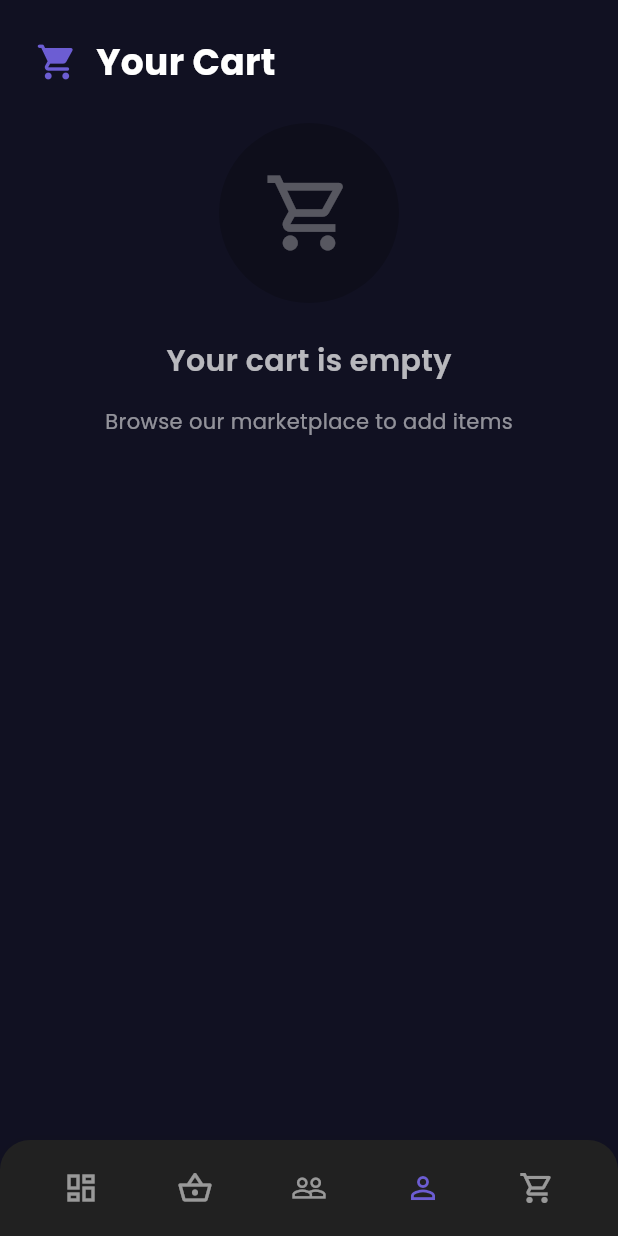
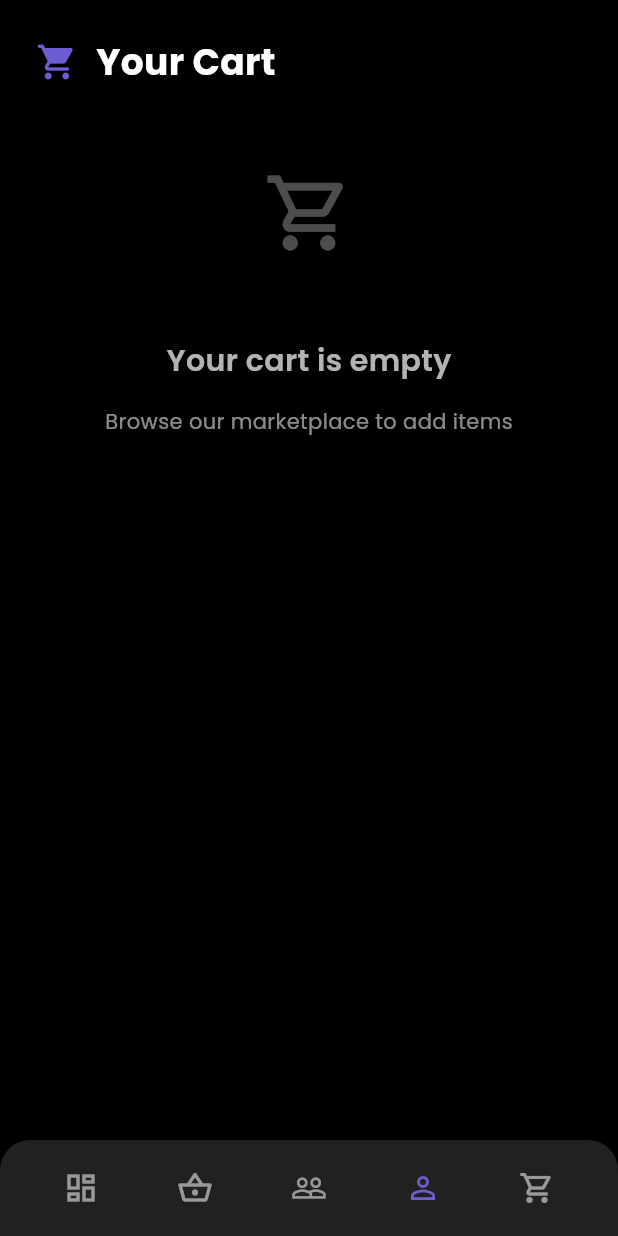
Before and after one commit to Im-bad-at-coding-bruhh/BlinkConnect-Agr, a Flutter app: the CartScreen screen opened directly with empty values, on a phone screen of 412 x 824 dp. Run offline on Flutter 3.47's test engine with Material 3 defaults, Android fonts, the phone set to English and light mode, and no system bars; our stand-ins replace device_preview, font_awesome_flutter, google_fonts, image_picker, shared_preferences; accounts and stored records are empty.

Commit message:
first commit

```diff
--- a/lib/Pages/cart_screen.dart
+++ b/lib/Pages/cart_screen.dart
@@ -101,6 +101,12 @@ class _CartScreenState extends State<CartScreen> {
           ),
         );
         break;
+      case 4: // Cart
+        // Stay on cart screen
+        setState(() {
+          _selectedIndex = 4;
+        });
+        break;
     }
     setState(() {
       _selectedIndex = index;
@@ -111,62 +117,21 @@ class _CartScreenState extends State<CartScreen> {
   Widget build(BuildContext context) {
     final themeProvider = Provider.of<ThemeProvider>(context);
     final isDarkMode = themeProvider.isDarkMode;
+    final cartService = Provider.of<cart_service.CartService>(context);
 
-    return Consumer<cart_service.CartService>(
-      builder: (context, cartService, child) {
     return Scaffold(
-          backgroundColor: isDarkMode ? const Color(0xFF111122) : Colors.white,
-          body: _buildBody(isDarkMode, cartService),
-          bottomNavigationBar: _isSmallScreen ? _buildBottomBar(isDarkMode) : null,
-        );
-      },
-    );
-  }
-
-  Widget _buildBody(bool isDarkMode, cart_service.CartService cartService) {
-    return Container(
-      decoration: BoxDecoration(
-        gradient: LinearGradient(
-          begin: Alignment.topLeft,
-          end: Alignment.bottomRight,
-          colors: _isSmallScreen
-              ? isDarkMode
-                  ? [const Color(0xFF111122), const Color(0xFF111122)]
-                  : [Colors.white, Colors.white]
-              : isDarkMode
-                  ? [const Color(0xFF1A1A2E), const Color(0xFF16213E)]
-                  : [Colors.white, Colors.white],
-        ),
-      ),
-      child: Row(
+      backgroundColor: isDarkMode ? Colors.black : Colors.grey[100],
+      body: Row(
         children: [
-          // Side bar for larger screens
           if (!_isSmallScreen) _buildSidebar(isDarkMode),
-
-          // Main content area
           Expanded(
-            child: Container(
-              decoration: BoxDecoration(
-                gradient: LinearGradient(
-                  begin: Alignment.topLeft,
-                  end: Alignment.bottomRight,
-                  colors: _isSmallScreen
-                      ? isDarkMode
-                          ? [
-                              const Color(0xFF111122),
-                              const Color(0xFF111122),
-                            ]
-                          : [Colors.white, Colors.white]
-                      : isDarkMode
-                          ? [const Color(0xFF1A1A2E), const Color(0xFF16213E)]
-                          : [Colors.white, Colors.white],
-                ),
-              ),
             child: Column(
               children: [
-                  Expanded(child: _buildMainContent(isDarkMode, cartService)),
+                Expanded(
+                  child: _buildMainContent(isDarkMode, cartService),
+                ),
+                if (_isSmallScreen) _buildBottomBar(isDarkMode),
               ],
-              ),
             ),
           ),
         ],
@@ -539,11 +504,19 @@ class _CartScreenState extends State<CartScreen> {
                             : Colors.white.withOpacity(0.3),
                         borderRadius: BorderRadius.circular(12),
                       ),
-                      child: Center(
-                        child: Icon(
+                      child: ClipRRect(
+                        borderRadius: BorderRadius.circular(12),
+                        child: Image.asset(
+                          item.image,
+                          height: 60,
+                          fit: BoxFit.contain,
+                          errorBuilder: (context, error, stackTrace) {
+                            return Icon(
                               Icons.image,
                               size: 40,
                               color: isDarkMode ? Colors.white30 : Colors.black26,
+                            );
+                          },
                         ),
                       ),
                     ),
@@ -566,35 +539,20 @@ class _CartScreenState extends State<CartScreen> {
                             item.seller,
                             style: GoogleFonts.poppins(
                               fontSize: 14,
-                              color:
-                                  isDarkMode ? Colors.white70 : Colors.black54,
+                              color: isDarkMode ? Colors.white70 : Colors.black54,
                             ),
                           ),
                           const SizedBox(height: 8),
                           Row(
                             mainAxisAlignment: MainAxisAlignment.spaceBetween,
                             children: [
-                              Column(
-                                crossAxisAlignment: CrossAxisAlignment.start,
-                                children: [
-                                  Text(
-                                    'Total: \$${item.totalPrice.toStringAsFixed(2)}',
-                                    style: GoogleFonts.poppins(
-                                      fontSize: 14,
-                                      fontWeight: FontWeight.w600,
-                                      color: const Color(0xFF6C5DD3),
-                                    ),
-                                  ),
                               Text(
                                 '\$${item.pricePerKg.toStringAsFixed(2)}/kg',
                                 style: GoogleFonts.poppins(
-                                      fontSize: 12,
-                                      color: isDarkMode
-                                          ? Colors.white70
-                                          : Colors.black54,
+                                  fontSize: 14,
+                                  fontWeight: FontWeight.w500,
+                                  color: const Color(0xFF6C5DD3),
                                 ),
-                                  ),
-                                ],
                               ),
                               Row(
                                 mainAxisSize: MainAxisSize.min,
@@ -616,36 +574,14 @@ class _CartScreenState extends State<CartScreen> {
                                       size: 20,
                                     ),
                                   ),
-                                  Container(
-                                    constraints: BoxConstraints(
-                                      maxWidth: 50,
-                                    ),
-                                    padding: const EdgeInsets.symmetric(
-                                      horizontal: 6,
-                                      vertical: 4,
-                                    ),
-                                    decoration: BoxDecoration(
-                                      color: isDarkMode
-                                          ? Colors.black.withOpacity(
-                                              0.3,
-                                            )
-                                          : Colors.white.withOpacity(
-                                              0.3,
-                                            ),
-                                      borderRadius: BorderRadius.circular(
-                                        8,
-                                      ),
-                                    ),
-                                    child: Text(
-                                      '${item.quantity} kg',
+                                  Text(
+                                    '${item.quantity}',
                                     style: GoogleFonts.poppins(
-                                        fontSize: 12,
+                                      fontSize: 16,
+                                      fontWeight: FontWeight.w500,
                                       color: isDarkMode
                                           ? Colors.white
                                           : Colors.black87,
-                                      ),
-                                      overflow: TextOverflow.ellipsis,
-                                      textAlign: TextAlign.center,
                                     ),
                                   ),
                                   IconButton(
```
Lines whose indentation alone changed are shown as unchanged.
